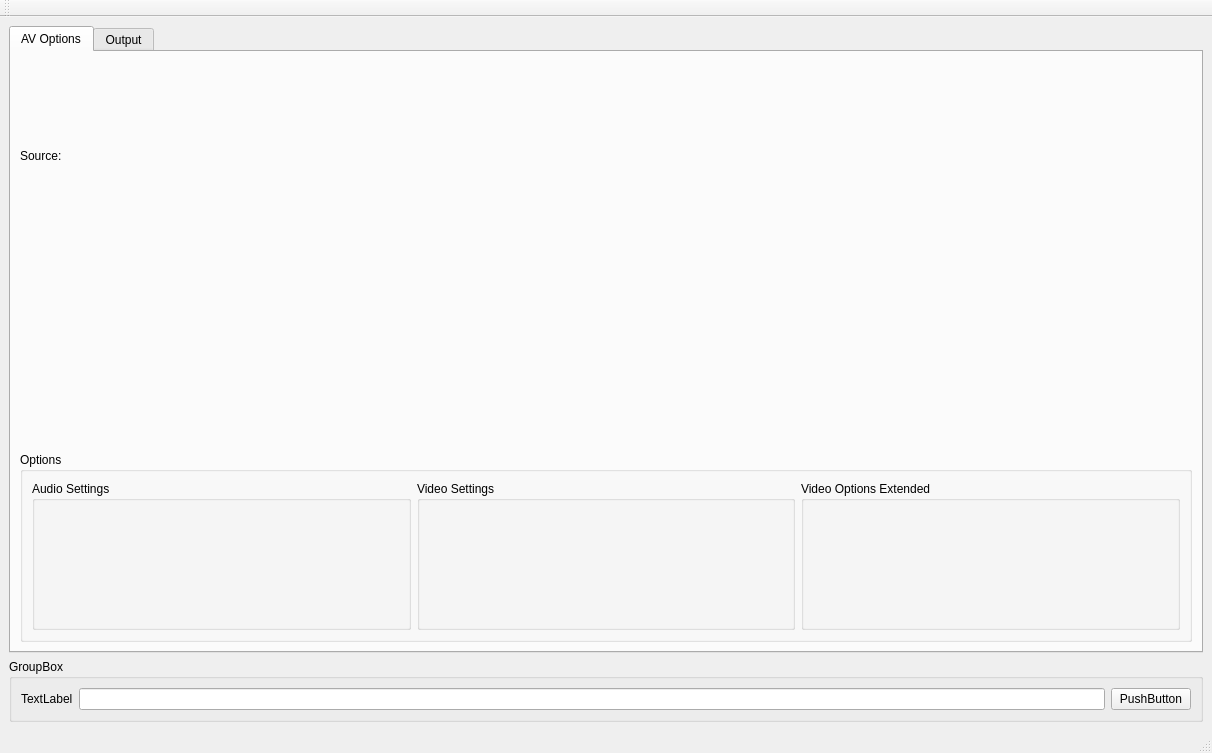
Qt form src/mainwindow.ui (b1aqW0lf/Lithium) before a commit.
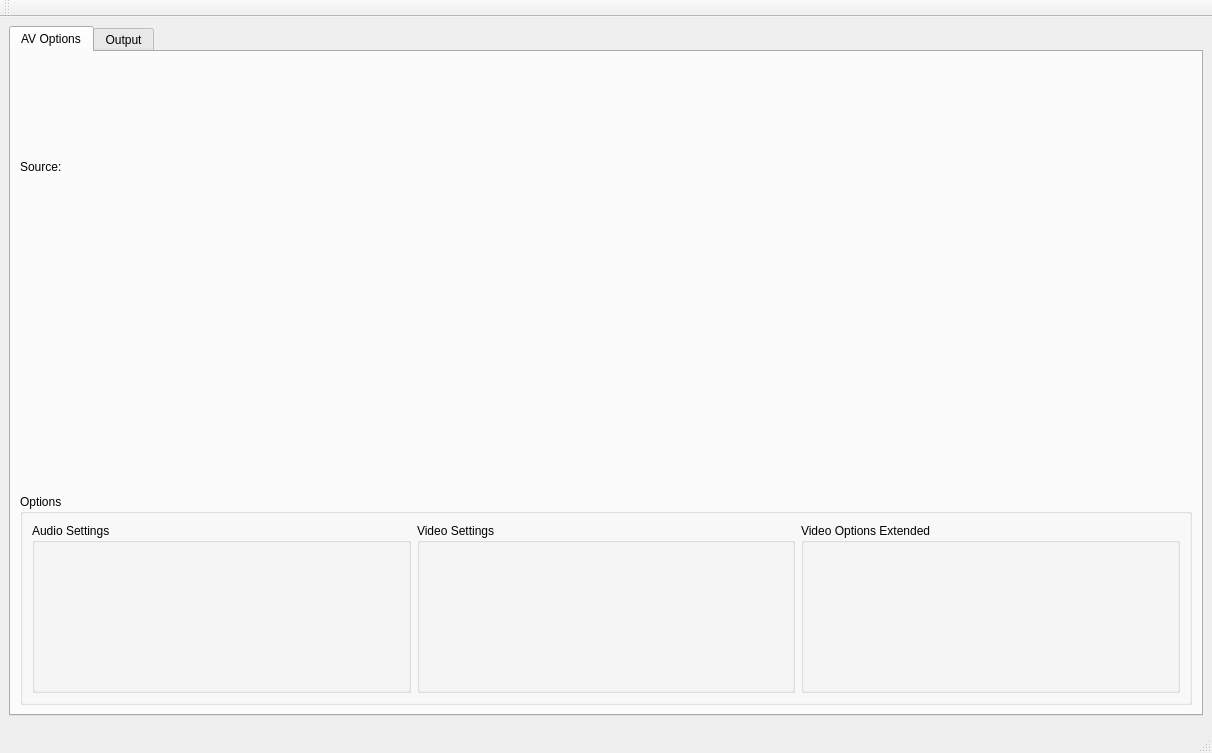
The same form after that commit. Custom widgets are drawn as their Qt base class.

Diff of the .ui file:
```diff
--- a/src/mainwindow.ui
+++ b/src/mainwindow.ui
@@ -103,30 +103,7 @@
      </widget>
     </item>
     <item>
-     <widget class="QGroupBox" name="groupBox">
-      <property name="title">
-       <string>GroupBox</string>
-      </property>
-      <layout class="QHBoxLayout" name="horizontalLayout_16">
-       <item>
-        <widget class="QLabel" name="label_3">
-         <property name="text">
-          <string>TextLabel</string>
-         </property>
-        </widget>
-       </item>
-       <item>
-        <widget class="QLineEdit" name="lineEdit_4"/>
-       </item>
-       <item>
-        <widget class="QPushButton" name="pushButton_2">
-         <property name="text">
-          <string>PushButton</string>
-         </property>
-        </widget>
-       </item>
-      </layout>
-     </widget>
+     <widget class="SaveAsField" name="saveAsWidget" native="true"/>
     </item>
    </layout>
   </widget>
@@ -237,6 +214,12 @@
    <header>video_encoder_options.h</header>
    <container>1</container>
   </customwidget>
+  <customwidget>
+   <class>SaveAsField</class>
+   <extends>QWidget</extends>
+   <header>save_as_field.h</header>
+   <container>1</container>
+  </customwidget>
  </customwidgets>
  <resources/>
  <connections/>
```
